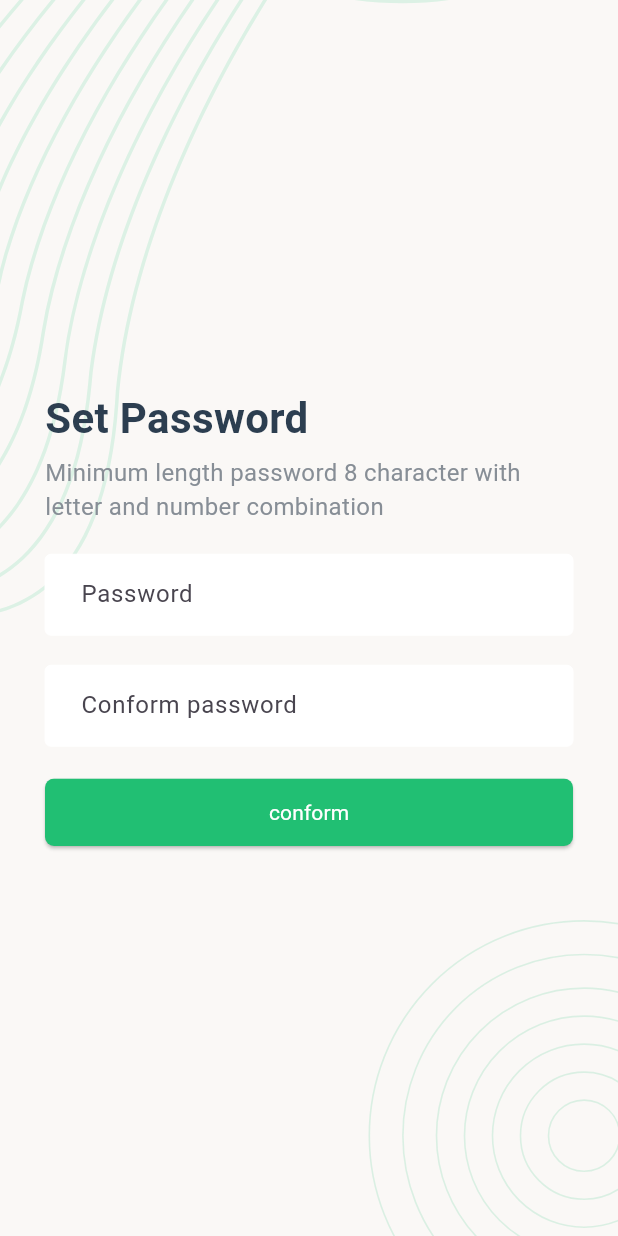
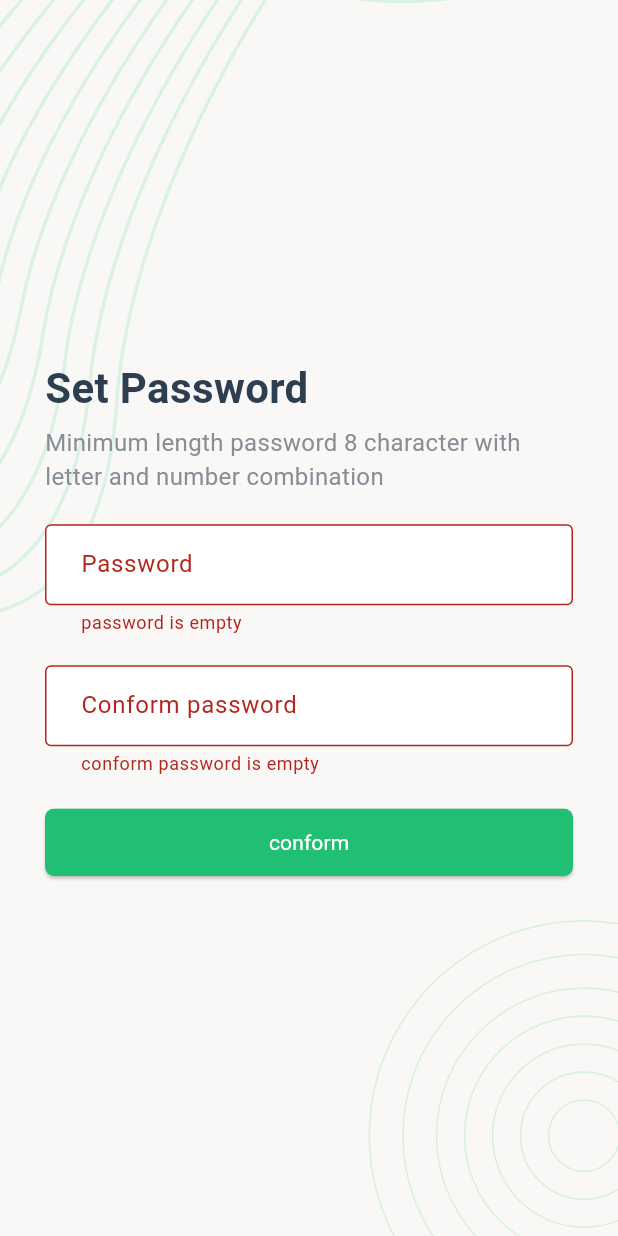
Before and after one commit to RimonChakma/Task-Manager-App-Api, a Flutter app: the setPasswordScreen screen opened by its route, after a tap on "conform", on a phone screen of 412 x 824 dp. Run offline on Flutter 3.47's test engine with Material 3 defaults, Android fonts, the phone set to English and light mode, and no system bars; our stand-ins replace flutter_svg, fluttertoast, pin_code_fields, shared_preferences; accounts and stored records are empty; Roboto replaces fonts that are missing (poppins).

Commit message:
add setPasswordScreen formValidation

```diff
--- a/lib/api/api_client.dart
+++ b/lib/api/api_client.dart
@@ -53,16 +53,20 @@ Future<bool> VerifyEmailRequest(Email) async{
   }
 }
 
-Future<bool> VerifyOTPRequest (Email,OTP) async {
+Future<bool> VerifyOTPRequest (String? Email, String? OTP) async {
   var url = Uri.parse("$BaseUrl/RecoverVerifyOTP/$Email/$OTP");
-  var response = await http.get(url,headers: RequestHeader);
+  var response = await http.get(url, headers: RequestHeader);
+  print("Email: $Email, OTP: $OTP");
+  print("Response: ${response.body}");
+
   var resultBody = json.decode(response.body);
 
-  if(response.statusCode == 200 && resultBody["status"] == "success"){
-    successToast("request success");
+  if (response.statusCode == 200 && resultBody["status"] == "success") {
+    await writeOTPVerification(OTP ?? "");
+    successToast("Request success");
     return true;
-  }else{
-    errorToast("failed try again");
+  } else {
+    errorToast("Failed! Try again.");
     return false;
   }
 }
--- a/lib/scrren/onboarding/setPasswordScreen.dart
+++ b/lib/scrren/onboarding/setPasswordScreen.dart
@@ -1,4 +1,5 @@
 import 'package:flutter/material.dart';
+import 'package:task_manager_api/api/api_client.dart';
 
 import '../../style/style.dart';
 
@@ -10,6 +11,13 @@ class setPasswordScreen extends StatefulWidget {
 }
 
 class _setPasswordScreenState extends State<setPasswordScreen> {
+
+  final formState = GlobalKey<FormState>();
+
+  Map<String,String> formValues = {"email":"","OTP":"","password":""};
+
+  bool isLoading = false;
+
   @override
   Widget build(BuildContext context) {
     return Scaffold(
@@ -26,11 +34,41 @@ class _setPasswordScreenState extends State<setPasswordScreen> {
                     SizedBox(height: 5,),
                     Text("Minimum length password 8 character with letter and number combination",style: head2Text(colorLightGray),),
                     SizedBox(height: 20,),
-                    TextFormField(decoration: AppInputDecoration("Password"),),
+                    Form(
+                        key: formState,
+                        child: Column(children: [
+                      TextFormField(
+                        validator: (value) {
+                          if(value == null || value.isEmpty){
+                            return "password is empty";
+                          }else{
+                            return null;
+                          }
+                        },
+                        decoration: AppInputDecoration("Password"),),
+                      SizedBox(height: 20,),
+                      TextFormField(
+                        validator: (value) {
+                          if(value == null || value.isEmpty){
+                            return "conform password is empty";
+                          }else{
+                            return null;
+                          }
+                        },
+                        decoration: AppInputDecoration("Conform password"),),
+                    ],)),
                     SizedBox(height: 20,),
-                    TextFormField(decoration: AppInputDecoration("Conform password"),),
-                    SizedBox(height: 20,),
-                    Container(child: ElevatedButton(onPressed: (){},style: AppButtonStyle(),
+                    Container(child: ElevatedButton(onPressed: () async {
+                      if(formState.currentState!.validate()){
+                        setState(() {
+                          isLoading = true;
+                        });
+                        var result = await  SetPasswordRequest(formValues);
+                        if(result == true){
+                          Navigator.pushNamedAndRemoveUntil(context, "/loginScreen", (route) => false,);
+                        }
+                      }
+                    },style: AppButtonStyle(),
                         child: SuccessButtonChild("conform")),)
                   ],
                 ),
```
